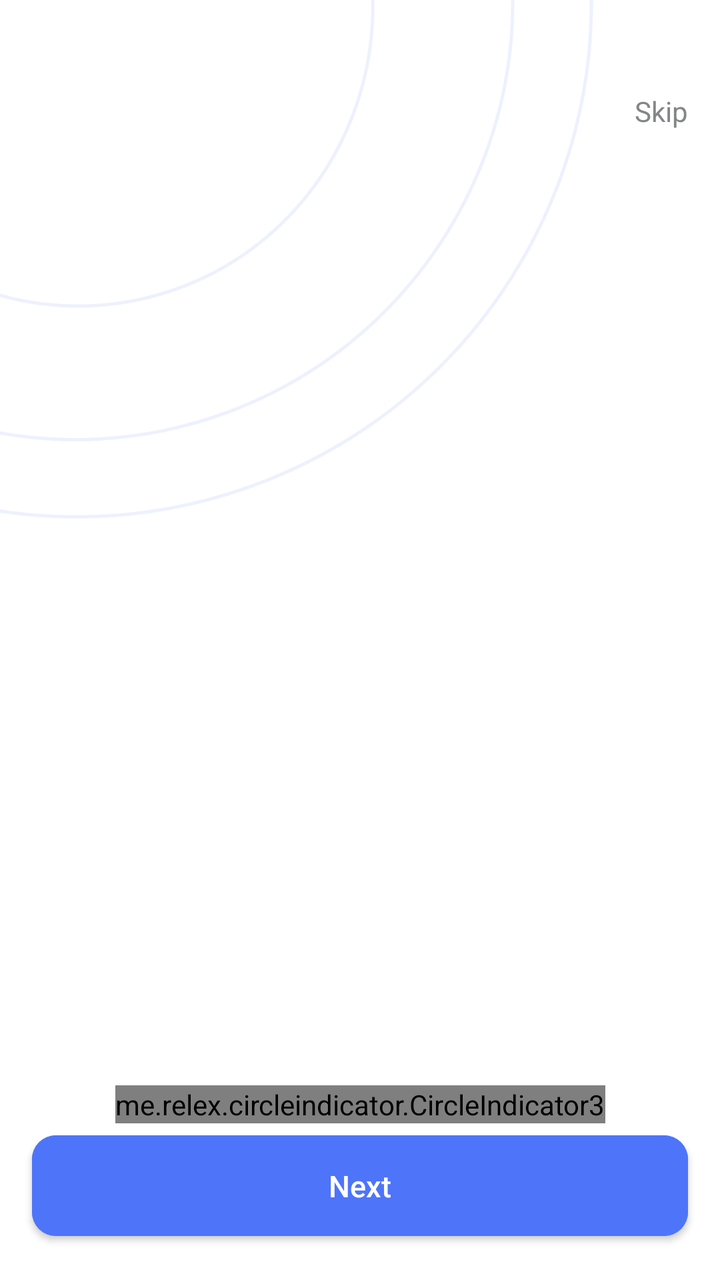
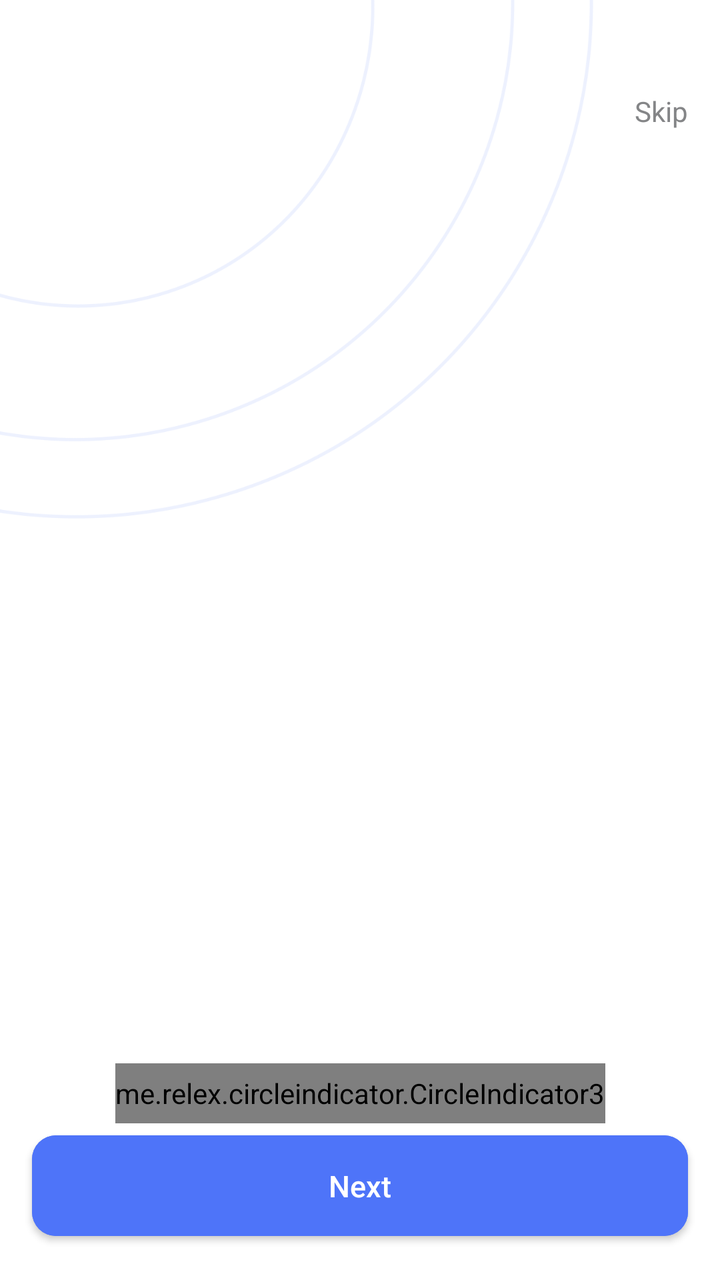

Screens rendered from an Android XML layout before and after an edit, with the pre-edit source and the edit as a unified diff.
<!-- AndroidManifest.xml: application theme Theme.EdTech -->
<!-- res/layout/fragment_onboarding.xml -->
<?xml version="1.0" encoding="utf-8"?>
<layout xmlns:android="http://schemas.android.com/apk/res/android"
    xmlns:app="http://schemas.android.com/apk/res-auto">

    <data>

    </data>

    <androidx.constraintlayout.widget.ConstraintLayout
        android:background="@color/white"
        android:layout_width="match_parent"
        android:layout_height="match_parent">
        <ImageView
            android:layout_marginTop="-190dp"
            android:layout_width="match_parent"
            android:layout_height="wrap_content"
            android:src="@drawable/onboarding_bg_circles"
            app:layout_constraintTop_toTopOf="parent"/>
        
        <TextView
            android:id="@+id/skipButton"
            android:layout_width="wrap_content"
            android:layout_height="wrap_content"
            android:text="Skip"
            android:textSize="14sp"
            android:textColor="#848587"
            android:padding="16dp"
            android:layout_marginTop="30dp"
            app:layout_constraintEnd_toEndOf="parent"
            app:layout_constraintTop_toTopOf="parent" />

        
        <androidx.viewpager2.widget.ViewPager2
            android:id="@+id/viewPager"
            android:layout_width="0dp"
            android:layout_height="0dp"
            app:layout_constraintTop_toBottomOf="@id/skipButton"
            app:layout_constraintBottom_toTopOf="@id/indicator"
            app:layout_constraintStart_toStartOf="parent"
            app:layout_constraintEnd_toEndOf="parent" />

        
        <me.relex.circleindicator.CircleIndicator3
            android:id="@+id/indicator"
            android:layout_width="wrap_content"
            android:layout_height="wrap_content"
            app:layout_constraintBottom_toTopOf="@id/nextButton"
            app:layout_constraintStart_toStartOf="parent"
            app:layout_constraintEnd_toEndOf="parent" />

        
        <com.google.android.material.button.MaterialButton
            style="@style/CommonButton1"
            android:backgroundTint="@color/theme_blue"
            android:id="@+id/nextButton"
            android:layout_width="0dp"
            android:layout_height="wrap_content"
            android:text="Next"
            android:layout_margin="16dp"
            app:layout_constraintBottom_toBottomOf="parent"
            app:layout_constraintStart_toStartOf="parent"
            app:layout_constraintEnd_toEndOf="parent" />

    </androidx.constraintlayout.widget.ConstraintLayout>
</layout>
<!-- resources referenced by this layout -->
<resources>
  <color name="theme_blue">#4E74F9</color>
  <color name="white">#FFFFFFFF</color>
  <!-- drawable onboarding_bg_circles: png bitmap (drawable, 48247 bytes) -->
  <style name="CommonButton1">
          <item name="cornerRadius">12dp</item>
          <item name="android:letterSpacing">0</item>
          <item name="android:textAllCaps">false</item>
          <item name="android:textSize">15sp</item>
          <item name="android:paddingVertical">15dp</item>
          <item name="android:layout_marginHorizontal">20dp</item>
      </style>
  <style name="Theme.EdTech" parent="Base.Theme.EdTech" />
  <style name="Base.Theme.EdTech" parent="Theme.MaterialComponents.Light.NoActionBar">
          
          
      </style>
</resources>

<!-- the commit's change to res/layout/fragment_onboarding.xml (unified diff, before → after) -->
@@ -35,7 +35,7 @@
             android:layout_width="0dp"
             android:layout_height="0dp"
             app:layout_constraintTop_toBottomOf="@id/skipButton"
-            app:layout_constraintBottom_toTopOf="@id/indicator"
+            app:layout_constraintBottom_toTopOf="@id/nextButton"
             app:layout_constraintStart_toStartOf="parent"
             app:layout_constraintEnd_toEndOf="parent" />
 
@@ -43,7 +43,7 @@
         <me.relex.circleindicator.CircleIndicator3
             android:id="@+id/indicator"
             android:layout_width="wrap_content"
-            android:layout_height="wrap_content"
+            android:layout_height="30dp"
             app:layout_constraintBottom_toTopOf="@id/nextButton"
             app:layout_constraintStart_toStartOf="parent"
             app:layout_constraintEnd_toEndOf="parent" />
